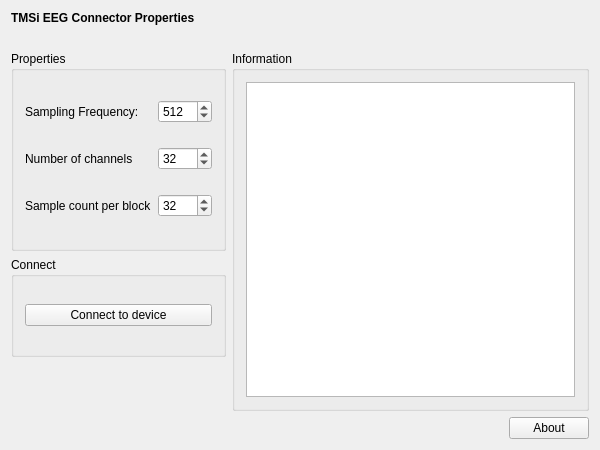
Qt form applications/mne_x/plugins/tmsi/FormFiles/tmsisetup.ui (mne-tools/mne-cpp) before a commit.
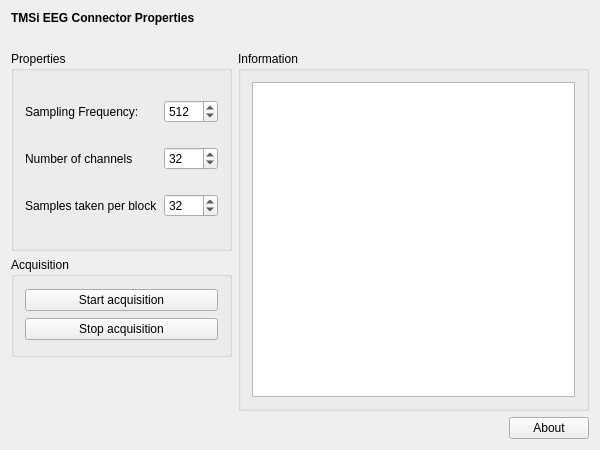
The same form after that commit.

Diff of the .ui file:
```diff
--- a/applications/mne_x/plugins/tmsi/FormFiles/tmsisetup.ui
+++ b/applications/mne_x/plugins/tmsi/FormFiles/tmsisetup.ui
@@ -105,7 +105,7 @@
         <item row="2" column="0">
          <widget class="QLabel" name="m_qLabel_SamplesPerBlock">
           <property name="text">
-           <string>Sample count per block</string>
+           <string>Samples taken per block</string>
           </property>
          </widget>
         </item>
@@ -153,13 +153,32 @@
         </size>
        </property>
        <property name="title">
-        <string>Connect</string>
+        <string>Acquisition</string>
        </property>
        <layout class="QGridLayout" name="m_qGridLayout_Channels">
         <item row="0" column="0">
-         <widget class="QPushButton" name="pushButton">
+         <widget class="QPushButton" name="m_pushButton_StartAcquisition">
+          <property name="enabled">
+           <bool>true</bool>
+          </property>
           <property name="text">
-           <string>Connect to device</string>
+           <string>Start acquisition</string>
+          </property>
+          <property name="autoDefault">
+           <bool>false</bool>
+          </property>
+          <property name="default">
+           <bool>false</bool>
+          </property>
+          <property name="flat">
+           <bool>false</bool>
+          </property>
+         </widget>
+        </item>
+        <item row="1" column="0">
+         <widget class="QPushButton" name="m_pushButton_StopAcquisition">
+          <property name="text">
+           <string>Stop acquisition</string>
           </property>
          </widget>
         </item>
```
